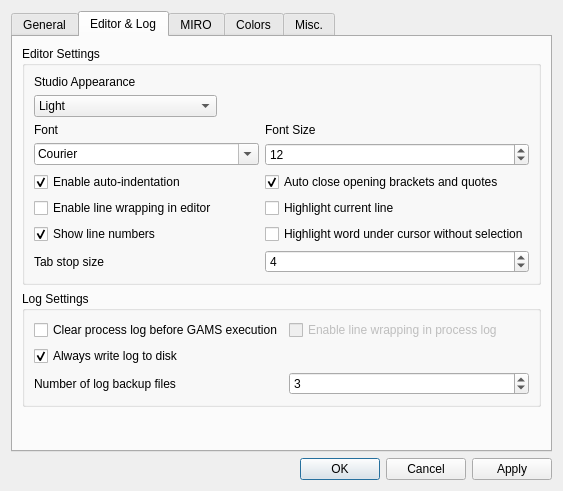
Above: src/settingsdialog.ui from GAMS-dev/studio before the change. Below: the same form after it.
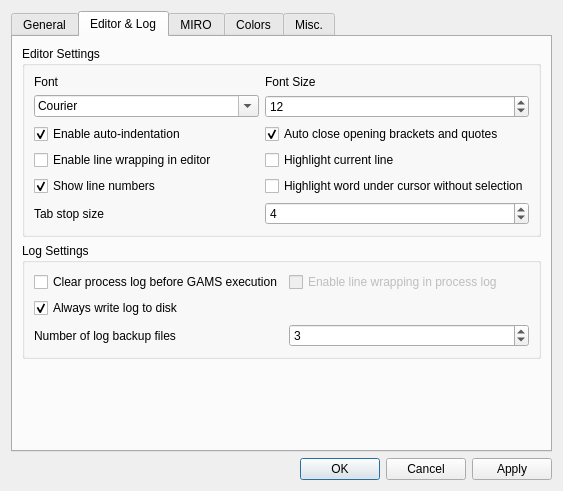
That is the form after the change. The open tabs and pages were chosen to show the change.

Commit message: removed old theme changer

```diff
--- a/src/settingsdialog.ui
+++ b/src/settingsdialog.ui
@@ -222,40 +222,29 @@
           <string>Editor Settings</string>
          </property>
          <layout class="QGridLayout" name="gridLayout_5">
-          <item row="5" column="2">
-           <widget class="QSpinBox" name="sb_fontsize">
-            <property name="minimum">
-             <number>5</number>
-            </property>
-            <property name="maximum">
-             <number>50</number>
-            </property>
-            <property name="value">
-             <number>12</number>
-            </property>
-           </widget>
-          </item>
-          <item row="11" column="0">
-           <widget class="QLabel" name="label_tabsize">
-            <property name="sizePolicy">
-             <sizepolicy hsizetype="Preferred" vsizetype="Preferred">
-              <horstretch>0</horstretch>
-              <verstretch>0</verstretch>
-             </sizepolicy>
-            </property>
-            <property name="text">
-             <string>Tab stop size</string>
-            </property>
-           </widget>
-          </item>
           <item row="4" column="0">
-           <widget class="QLabel" name="label_2">
+           <widget class="QCheckBox" name="cb_autoindent">
+            <property name="enabled">
+             <bool>true</bool>
+            </property>
+            <property name="sizePolicy">
+             <sizepolicy hsizetype="Minimum" vsizetype="Preferred">
+              <horstretch>0</horstretch>
+              <verstretch>0</verstretch>
+             </sizepolicy>
+            </property>
             <property name="text">
-             <string>Font</string>
+             <string>Enable auto-indentation</string>
+            </property>
+            <property name="checkable">
+             <bool>true</bool>
+            </property>
+            <property name="checked">
+             <bool>true</bool>
             </property>
            </widget>
           </item>
-          <item row="11" column="2">
+          <item row="9" column="2">
            <widget class="QSpinBox" name="sb_tabsize">
             <property name="enabled">
              <bool>true</bool>
@@ -271,29 +260,7 @@
             </property>
            </widget>
           </item>
-          <item row="6" column="0">
-           <widget class="QCheckBox" name="cb_autoindent">
-            <property name="enabled">
-             <bool>true</bool>
-            </property>
-            <property name="sizePolicy">
-             <sizepolicy hsizetype="Minimum" vsizetype="Preferred">
-              <horstretch>0</horstretch>
-              <verstretch>0</verstretch>
-             </sizepolicy>
-            </property>
-            <property name="text">
-             <string>Enable auto-indentation</string>
-            </property>
-            <property name="checkable">
-             <bool>true</bool>
-            </property>
-            <property name="checked">
-             <bool>true</bool>
-            </property>
-           </widget>
-          </item>
-          <item row="6" column="2">
+          <item row="4" column="2">
            <widget class="QCheckBox" name="cb_autoclose">
             <property name="text">
              <string>Auto close opening brackets and quotes</string>
@@ -303,106 +270,7 @@
             </property>
            </widget>
           </item>
-          <item row="9" column="2">
-           <widget class="QCheckBox" name="cb_highlightUnderCursor">
-            <property name="enabled">
-             <bool>true</bool>
-            </property>
-            <property name="sizePolicy">
-             <sizepolicy hsizetype="Minimum" vsizetype="Preferred">
-              <horstretch>0</horstretch>
-              <verstretch>0</verstretch>
-             </sizepolicy>
-            </property>
-            <property name="toolTip">
-             <string>When activated all occurrences of the word that is currently under the text cursor will be highlighted. When deactivated a selection of the word is needed.</string>
-            </property>
-            <property name="text">
-             <string>Highlight word under cursor without selection</string>
-            </property>
-            <property name="checkable">
-             <bool>true</bool>
-            </property>
-           </widget>
-          </item>
-          <item row="7" column="0">
-           <widget class="QCheckBox" name="cb_linewrap_editor">
-            <property name="enabled">
-             <bool>true</bool>
-            </property>
-            <property name="sizePolicy">
-             <sizepolicy hsizetype="Minimum" vsizetype="Preferred">
-              <horstretch>0</horstretch>
-              <verstretch>0</verstretch>
-             </sizepolicy>
-            </property>
-            <property name="text">
-             <string>Enable line wrapping in editor</string>
-            </property>
-            <property name="checkable">
-             <bool>true</bool>
-            </property>
-            <property name="checked">
-             <bool>false</bool>
-            </property>
-           </widget>
-          </item>
-          <item row="4" column="2">
-           <widget class="QLabel" name="label_3">
-            <property name="text">
-             <string>Font Size</string>
-            </property>
-           </widget>
-          </item>
-          <item row="1" column="0">
-           <widget class="QLabel" name="label_4">
-            <property name="text">
-             <string>Studio Appearance</string>
-            </property>
-           </widget>
-          </item>
-          <item row="9" column="0">
-           <widget class="QCheckBox" name="cb_showlinenr">
-            <property name="enabled">
-             <bool>true</bool>
-            </property>
-            <property name="sizePolicy">
-             <sizepolicy hsizetype="Minimum" vsizetype="Preferred">
-              <horstretch>0</horstretch>
-              <verstretch>0</verstretch>
-             </sizepolicy>
-            </property>
-            <property name="text">
-             <string>Show line numbers</string>
-            </property>
-            <property name="checkable">
-             <bool>true</bool>
-            </property>
-            <property name="checked">
-             <bool>true</bool>
-            </property>
-           </widget>
-          </item>
-          <item row="7" column="2">
-           <widget class="QCheckBox" name="cb_highlightcurrent">
-            <property name="enabled">
-             <bool>true</bool>
-            </property>
-            <property name="sizePolicy">
-             <sizepolicy hsizetype="Minimum" vsizetype="Preferred">
-              <horstretch>0</horstretch>
-              <verstretch>0</verstretch>
-             </sizepolicy>
-            </property>
-            <property name="text">
-             <string>Highlight current line</string>
-            </property>
-            <property name="checkable">
-             <bool>true</bool>
-            </property>
-           </widget>
-          </item>
-          <item row="5" column="0" colspan="2">
+          <item row="3" column="0" colspan="2">
            <widget class="QFontComboBox" name="fontComboBox">
             <property name="fontFilters">
              <set>QFontComboBox::MonospacedFonts</set>
@@ -415,18 +283,129 @@
             </property>
            </widget>
           </item>
+          <item row="9" column="0">
+           <widget class="QLabel" name="label_tabsize">
+            <property name="sizePolicy">
+             <sizepolicy hsizetype="Preferred" vsizetype="Preferred">
+              <horstretch>0</horstretch>
+              <verstretch>0</verstretch>
+             </sizepolicy>
+            </property>
+            <property name="text">
+             <string>Tab stop size</string>
+            </property>
+           </widget>
+          </item>
+          <item row="5" column="0">
+           <widget class="QCheckBox" name="cb_linewrap_editor">
+            <property name="enabled">
+             <bool>true</bool>
+            </property>
+            <property name="sizePolicy">
+             <sizepolicy hsizetype="Minimum" vsizetype="Preferred">
+              <horstretch>0</horstretch>
+              <verstretch>0</verstretch>
+             </sizepolicy>
+            </property>
+            <property name="text">
+             <string>Enable line wrapping in editor</string>
+            </property>
+            <property name="checkable">
+             <bool>true</bool>
+            </property>
+            <property name="checked">
+             <bool>false</bool>
+            </property>
+           </widget>
+          </item>
+          <item row="7" column="0">
+           <widget class="QCheckBox" name="cb_showlinenr">
+            <property name="enabled">
+             <bool>true</bool>
+            </property>
+            <property name="sizePolicy">
+             <sizepolicy hsizetype="Minimum" vsizetype="Preferred">
+              <horstretch>0</horstretch>
+              <verstretch>0</verstretch>
+             </sizepolicy>
+            </property>
+            <property name="text">
+             <string>Show line numbers</string>
+            </property>
+            <property name="checkable">
+             <bool>true</bool>
+            </property>
+            <property name="checked">
+             <bool>true</bool>
+            </property>
+           </widget>
+          </item>
+          <item row="2" column="2">
+           <widget class="QLabel" name="label_3">
+            <property name="text">
+             <string>Font Size</string>
+            </property>
+           </widget>
+          </item>
           <item row="2" column="0">
-           <widget class="QComboBox" name="combo_appearance">
-            <item>
-             <property name="text">
-              <string>Light</string>
-             </property>
-            </item>
-            <item>
-             <property name="text">
-              <string>Dark</string>
-             </property>
-            </item>
+           <widget class="QLabel" name="label_2">
+            <property name="text">
+             <string>Font</string>
+            </property>
+           </widget>
+          </item>
+          <item row="7" column="2">
+           <widget class="QCheckBox" name="cb_highlightUnderCursor">
+            <property name="enabled">
+             <bool>true</bool>
+            </property>
+            <property name="sizePolicy">
+             <sizepolicy hsizetype="Minimum" vsizetype="Preferred">
+              <horstretch>0</horstretch>
+              <verstretch>0</verstretch>
+             </sizepolicy>
+            </property>
+            <property name="toolTip">
+             <string>When activated all occurrences of the word that is currently under the text cursor will be highlighted. When deactivated a selection of the word is needed.</string>
+            </property>
+            <property name="text">
+             <string>Highlight word under cursor without selection</string>
+            </property>
+            <property name="checkable">
+             <bool>true</bool>
+            </property>
+           </widget>
+          </item>
+          <item row="5" column="2">
+           <widget class="QCheckBox" name="cb_highlightcurrent">
+            <property name="enabled">
+             <bool>true</bool>
+            </property>
+            <property name="sizePolicy">
+             <sizepolicy hsizetype="Minimum" vsizetype="Preferred">
+              <horstretch>0</horstretch>
+              <verstretch>0</verstretch>
+             </sizepolicy>
+            </property>
+            <property name="text">
+             <string>Highlight current line</string>
+            </property>
+            <property name="checkable">
+             <bool>true</bool>
+            </property>
+           </widget>
+          </item>
+          <item row="3" column="2">
+           <widget class="QSpinBox" name="sb_fontsize">
+            <property name="minimum">
+             <number>5</number>
+            </property>
+            <property name="maximum">
+             <number>50</number>
+            </property>
+            <property name="value">
+             <number>12</number>
+            </property>
            </widget>
           </item>
          </layout>
```
Left out of the diff: 6 changed lines with no effect on the pictures.
